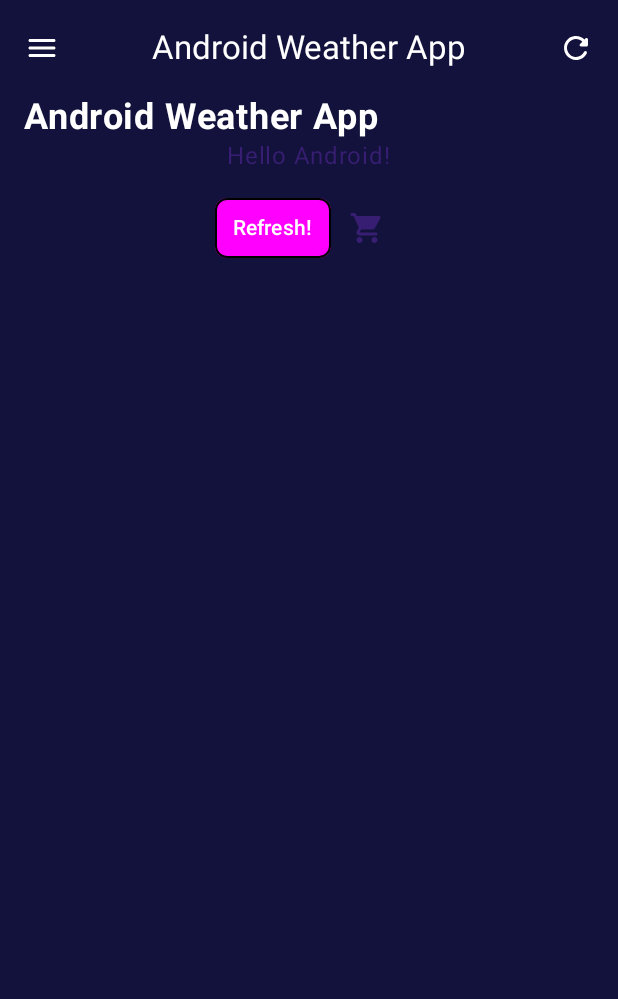
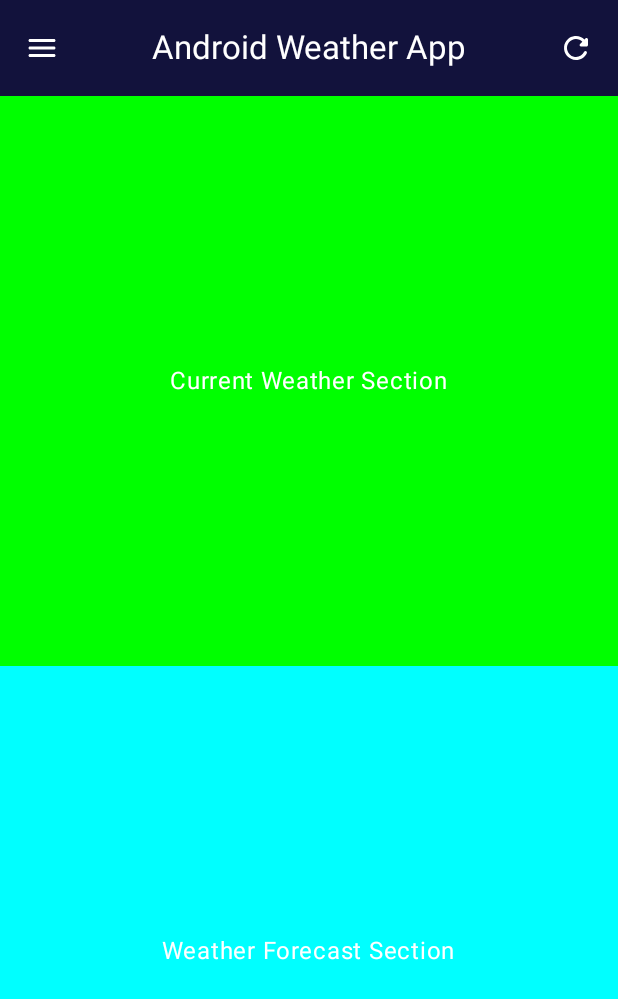
Before and after one commit to Hippopop/AndroidWeatherApp, an Android app built with Jetpack Compose: the screen it shows after launch (MainActivity), on a phone screen of 412 x 824 dp. Shown: the top 999 px of the screen. Run offline under Robolectric (Android 15) with nearby library versions, the phone set to English and light mode, and no system bars.

Commit message:
feat: finally found the alignment process!

```diff
--- a/app/build.gradle.kts
+++ b/app/build.gradle.kts
@@ -1,5 +1,7 @@
 plugins {
     alias(libs.plugins.androidApplication)
+
+    alias(libs.plugins.composeCompiler)
     alias(libs.plugins.jetbrainsKotlinAndroid)
 }
 
--- a/app/src/main/java/com/mostafij/androidweatherapp/constants/AppConstants.kt
+++ b/app/src/main/java/com/mostafij/androidweatherapp/constants/AppConstants.kt
@@ -1,5 +1,5 @@
 package com.mostafij.androidweatherapp.constants
 
 object AppConstants {
-    const val API_KEY = "7640993e2d134befab0135449242704";
+    const val API_KEY = "e529d1e0a78c450fbdc201950240506";
 }
--- a/app/src/main/java/com/mostafij/androidweatherapp/ui/screen/Homepage.kt
+++ b/app/src/main/java/com/mostafij/androidweatherapp/ui/screen/Homepage.kt
@@ -1,22 +1,16 @@
 package com.mostafij.androidweatherapp.ui.screen
 
 import android.util.Log
-import androidx.compose.foundation.BorderStroke
 import androidx.compose.foundation.background
-import androidx.compose.foundation.layout.Arrangement
 import androidx.compose.foundation.layout.Box
 import androidx.compose.foundation.layout.Column
-import androidx.compose.foundation.layout.Row
+import androidx.compose.foundation.layout.fillMaxSize
 import androidx.compose.foundation.layout.fillMaxWidth
 import androidx.compose.foundation.layout.height
 import androidx.compose.foundation.layout.padding
-import androidx.compose.foundation.layout.safeDrawingPadding
-import androidx.compose.foundation.shape.RoundedCornerShape
 import androidx.compose.material.icons.Icons
 import androidx.compose.material.icons.rounded.Menu
 import androidx.compose.material.icons.rounded.Refresh
-import androidx.compose.material.icons.rounded.ShoppingCart
-import androidx.compose.material3.ButtonDefaults
 import androidx.compose.material3.CenterAlignedTopAppBar
 import androidx.compose.material3.DrawerValue
 import androidx.compose.material3.ExperimentalMaterial3Api
@@ -29,18 +23,14 @@ import androidx.compose.material3.ModalNavigationDrawer
 import androidx.compose.material3.NavigationDrawerItem
 import androidx.compose.material3.Scaffold
 import androidx.compose.material3.Text
-import androidx.compose.material3.TextButton
 import androidx.compose.material3.TopAppBarDefaults
 import androidx.compose.material3.rememberDrawerState
 import androidx.compose.runtime.Composable
 import androidx.compose.runtime.rememberCoroutineScope
 import androidx.compose.ui.Alignment
 import androidx.compose.ui.Modifier
-import androidx.compose.ui.draw.clip
 import androidx.compose.ui.graphics.Color
-import androidx.compose.ui.text.font.FontWeight
 import androidx.compose.ui.unit.dp
-import androidx.compose.ui.unit.sp
 import com.mostafij.androidweatherapp.ui.viewmodel.WeatherDataViewModel
 import kotlinx.coroutines.launch
 
@@ -51,32 +41,36 @@ fun DrawerSection(modifier: Modifier = Modifier) {
             modifier
                 .fillMaxWidth()
                 .height(300.dp)
-                .background(color = MaterialTheme.colorScheme.background)
+                .background(color = MaterialTheme.colorScheme.background),
         ) {
             Text(
-                "Drawer title", modifier = Modifier.padding(16.dp)
+                "Drawer title", modifier = Modifier.padding(16.dp),
             )
         }
         HorizontalDivider()
-        NavigationDrawerItem(label = { Text(text = "Drawer Item") },
+        NavigationDrawerItem(
+            label = { Text(text = "Drawer Item") },
             selected = false,
-            onClick = { /*TODO*/ })
+            onClick = { /*TODO*/ },
+        )
     }
 }
 
 @OptIn(ExperimentalMaterial3Api::class)
 @Composable
 fun Homepage(modifier: Modifier = Modifier, viewModel: WeatherDataViewModel) {
-
     val coroutineScope = rememberCoroutineScope()
     val drawerState = rememberDrawerState(DrawerValue.Closed)
+
     ModalNavigationDrawer(drawerState = drawerState, drawerContent = {
-        DrawerSection(modifier = modifier)
+        DrawerSection()
     }) {
-        Scaffold(topBar = {
+        Scaffold(
+            topBar = {
                 CenterAlignedTopAppBar(colors = TopAppBarDefaults.topAppBarColors(
                     containerColor = MaterialTheme.colorScheme.primary
-            ), navigationIcon = {
+                ),
+                    navigationIcon = {
                         IconButton(onClick = {
                             Log.i("DrawerButton", "Hey! I'm being clicked!")
                             coroutineScope.launch {
@@ -110,57 +104,36 @@ fun Homepage(modifier: Modifier = Modifier, viewModel: WeatherDataViewModel) {
             }) { paddingValues ->
             Column(
                 horizontalAlignment = Alignment.CenterHorizontally,
-                modifier = modifier
-                    .fillMaxWidth()
+                modifier = Modifier
+                    .fillMaxSize()
                     .padding(paddingValues),
             ) {
-
-                Box(
-                    modifier = modifier
-                        .fillMaxWidth()
-                        .background(color = MaterialTheme.colorScheme.primary)
-                        .safeDrawingPadding(),
-                ) {
-                    Row(
-                        horizontalArrangement = Arrangement.Start,
-                        modifier = modifier.padding(vertical = 0.dp, horizontal = 16.dp),
-                    ) {
-                        Text(
-                            text = "Android Weather App",
-                            color = Color.White,
-                            fontWeight = FontWeight.Bold,
-                            fontSize = 24.sp,
-                        )
-                    }
-                }
-                Column(
-                    verticalArrangement = Arrangement.Center,
-                    horizontalAlignment = Alignment.CenterHorizontally,
-                    modifier = modifier.fillMaxWidth(),
-                ) {
-                    Text(text = "Hello Android!", modifier = modifier)
-                    Row(modifier = modifier.padding(vertical = 12.dp)) {
-                        TextButton(
-                            shape = RoundedCornerShape(8.dp),
-                            border = BorderStroke(1.dp, Color.Black),
-                            colors = ButtonDefaults.textButtonColors(
-                                containerColor = Color.Magenta,
-                                contentColor = Color.White,
-                            ),
-                            modifier = modifier.clip(RoundedCornerShape(8.dp)),
-                            onClick = { viewModel.getWeatherData("London") },
-                        ) {
-                            Text(text = "Refresh!", modifier = modifier)
-                        }
-                        IconButton(onClick = { /*TODO*/ }) {
-                            Icon(
-                                contentDescription = "Search Button",
-                                imageVector = Icons.Rounded.ShoppingCart,
-                            )
+CurrentWeatherSection(Modifier.weight(1f));
+                WeatherForecastSection(Modifier.weight(1f));
             }
         }
     }
 }
+
+@Composable
+fun CurrentWeatherSection(modifier: Modifier = Modifier) {
+    Box(
+        modifier
+            .fillMaxSize()
+            .background(color = Color.Green)) {
+        Text(modifier = Modifier.align(Alignment.Center),
+            text = "Current Weather Section", color = Color.White)
     }
 }
+
+@Composable
+fun WeatherForecastSection(modifier: Modifier = Modifier) {
+    Box(
+        modifier
+            .fillMaxSize()
+
+            .background(color = Color.Cyan)) {
+        Text(modifier = Modifier.align(Alignment.Center),
+            text = "Weather Forecast Section", color = Color.White,)
     }
+}
--- a/app/src/main/java/com/mostafij/androidweatherapp/ui/theme/Theme.kt
+++ b/app/src/main/java/com/mostafij/androidweatherapp/ui/theme/Theme.kt
@@ -7,9 +7,9 @@ import androidx.compose.runtime.Composable
 
 private val DarkColorScheme = darkColorScheme(
     primary = _primaryColor,
-    secondary = _backgroundColor,
     tertiary = _primaryAccent,
     background = _primaryColor,
+    secondary = _backgroundColor,
 )
 
 @Composable
@@ -18,20 +18,9 @@ fun AndroidWeatherAppTheme(
     dynamicColor: Boolean = true,
     content: @Composable () -> Unit
 ) {
-
-    // -> Enables the Dynamic color scheme system.
-    //    val colorScheme = when {
-    //        dynamicColor && Build.VERSION.SDK_INT >= Build.VERSION_CODES.S -> {
-    //            val context = LocalContext.current
-    //            if (darkTheme) dynamicDarkColorScheme(context) else dynamicLightColorScheme(context)
-    //        }
-    //
-    //        else -> DarkColorScheme
-    //    }
-
     MaterialTheme(
+        content = content,
+        typography = Typography,
         colorScheme = DarkColorScheme,
-        typography = Typography,
-        content = content
     )
 }
--- a/build.gradle.kts
+++ b/build.gradle.kts
@@ -2,4 +2,5 @@
 plugins {
     alias(libs.plugins.androidApplication) apply false
     alias(libs.plugins.jetbrainsKotlinAndroid) apply false
+    alias(libs.plugins.composeCompiler) apply false
 }
--- a/gradle/libs.versions.toml
+++ b/gradle/libs.versions.toml
@@ -1,16 +1,16 @@
 [versions]
-agp = "8.3.2"
-converterGson = "2.9.0"
-kotlin = "1.9.0"
+agp = "8.5.0"
+converterGson = "2.11.0"
+kotlin = "2.0.0"
 coreKtx = "1.13.1"
 junit = "4.13.2"
-junitVersion = "1.1.5"
-espressoCore = "3.5.1"
-lifecycleRuntimeKtx = "2.8.1"
+junitVersion = "1.2.1"
+espressoCore = "3.6.1"
+lifecycleRuntimeKtx = "2.8.2"
 activityCompose = "1.9.0"
-composeBom = "2024.05.00"
+composeBom = "2024.06.00"
 material3 = "1.2.1"
-material3AdaptiveNavigationSuite = "1.3.0-beta02"
+material3AdaptiveNavigationSuite = "1.3.0-beta04"
 material3WindowSize = "1.2.1"
 retrofit = "2.11.0"
 
@@ -37,3 +37,4 @@ retrofit = { module = "com.squareup.retrofit2:retrofit", version.ref = "retrofit
 [plugins]
 androidApplication = { id = "com.android.application", version.ref = "agp" }
 jetbrainsKotlinAndroid = { id = "org.jetbrains.kotlin.android", version.ref = "kotlin" }
+composeCompiler = { id = "org.jetbrains.kotlin.plugin.compose", version.ref = "kotlin" }
```
Also changed, not shown: gradle/wrapper/gradle-wrapper.properties. Lines whose indentation alone changed are shown as unchanged.
